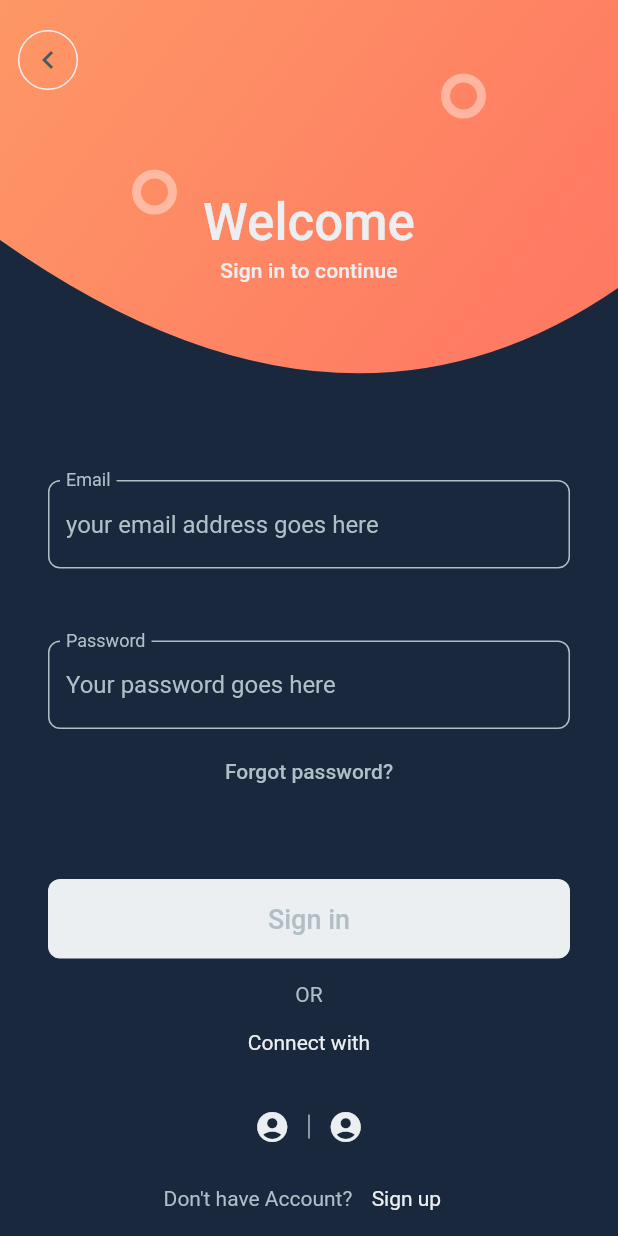
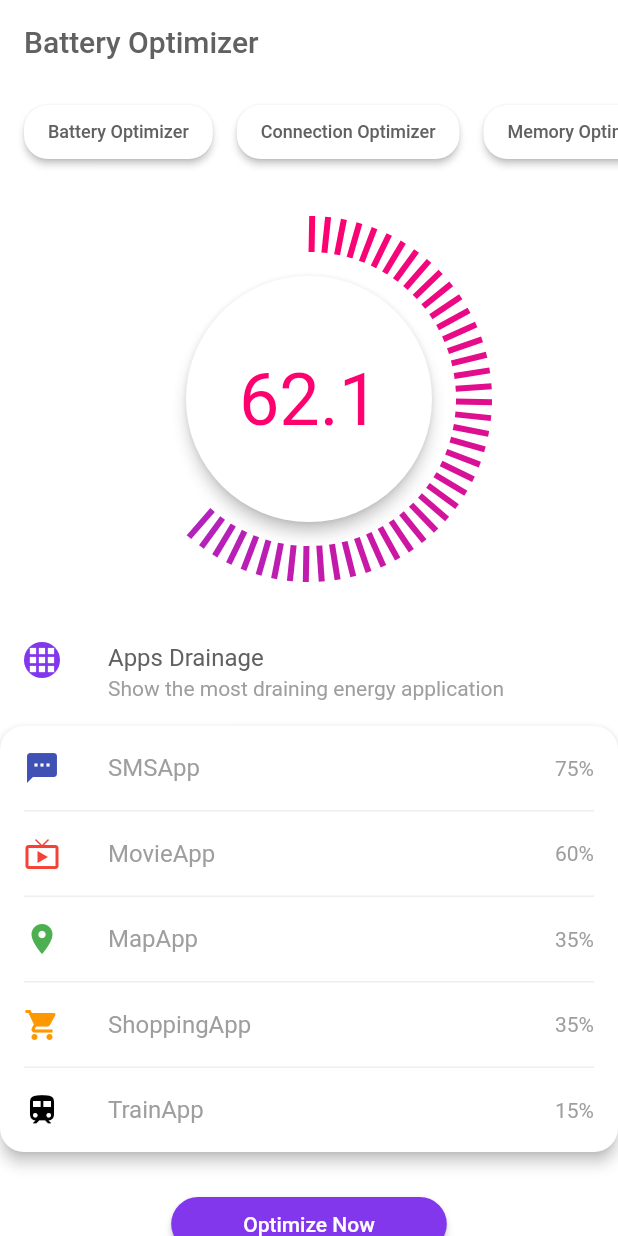
Before and after one commit to monmonmon/flutter-ui-designs, a Flutter app: the screen it shows after launch, on a phone screen of 412 x 824 dp. Run offline on Flutter 3.47's test engine with Material 2 defaults, Android fonts, the phone set to English and light mode, and no system bars.

Commit message:
battery optimizer

```diff
--- /dev/null
+++ b/lib/battery_optimizer/apps_drainage.dart
@@ -0,0 +1,107 @@
+import 'package:flutter/material.dart';
+import 'constants.dart';
+
+class _HorizontalBorder extends StatelessWidget {
+  @override
+  Widget build(BuildContext context) {
+    return Container(
+      height: 1,
+      margin: const EdgeInsets.symmetric(horizontal: 16),
+      color: Colors.grey[200],
+    );
+  }
+}
+
+class _AppColumn extends StatelessWidget {
+  final String name;
+  final Icon icon;
+  final String percentage;
+
+  const _AppColumn({
+    Key? key,
+    required this.name,
+    required this.icon,
+    required this.percentage,
+  }) : super(key: key);
+
+  @override
+  Widget build(BuildContext context) {
+    return ListTile(
+      leading: icon,
+      title: Text(
+        name,
+        style: const TextStyle(color: kColorText),
+      ),
+      trailing: Text(
+        percentage,
+        style: const TextStyle(color: kColorText),
+      ),
+    );
+  }
+}
+
+class AppsDrainage extends StatelessWidget {
+  const AppsDrainage({super.key});
+
+  @override
+  Widget build(BuildContext context) {
+    return Column(
+      children: [
+        ListTile(
+          leading: ClipOval(
+            child: Container(
+              color: kColorPurple,
+              child: const Icon(Icons.apps, color: Colors.white),
+            ),
+          ),
+          title: const Text(
+            'Apps Drainage',
+            style: TextStyle(color: kColorTitle),
+          ),
+          subtitle: const Text(
+            'Show the most draining energy application',
+            style: TextStyle(color: kColorText),
+          ),
+        ),
+        Material(
+          color: Colors.white,
+          elevation: kElevation,
+          borderRadius: BorderRadius.circular(16),
+          child: Column(
+            children: [
+              const _AppColumn(
+                icon: Icon(Icons.sms, color: Colors.indigo),
+                name: 'SMSApp',
+                percentage: '75%',
+              ),
+              _HorizontalBorder(),
+              const _AppColumn(
+                icon: Icon(Icons.live_tv, color: Colors.red),
+                name: 'MovieApp',
+                percentage: '60%',
+              ),
+              _HorizontalBorder(),
+              const _AppColumn(
+                icon: Icon(Icons.place, color: Colors.green),
+                name: 'MapApp',
+                percentage: '35%',
+              ),
+              _HorizontalBorder(),
+              const _AppColumn(
+                icon: Icon(Icons.local_grocery_store, color: Colors.orange),
+                name: 'ShoppingApp',
+                percentage: '35%',
+              ),
+              _HorizontalBorder(),
+              const _AppColumn(
+                icon: Icon(Icons.train, color: Colors.black),
+                name: 'TrainApp',
+                percentage: '15%',
+              ),
+            ],
+          ),
+        ),
+      ],
+    );
+  }
+}
--- /dev/null
+++ b/lib/battery_optimizer/constants.dart
@@ -0,0 +1,9 @@
+import 'package:flutter/material.dart';
+
+const kColorPurple = Color(0xFF8337EC);
+const kColorPink = Color(0xFFFF006F);
+const kColorIndicatorBegin = kColorPink;
+const kColorIndicatorEnd = kColorPurple;
+const kColorTitle = Color(0xFF616161);
+const kColorText = Color(0xFF9E9E9E);
+const kElevation = 4.0;
--- /dev/null
+++ b/lib/battery_optimizer/indicator.dart
@@ -0,0 +1,83 @@
+import 'package:flutter/material.dart';
+import 'dart:math';
+import 'constants.dart';
+
+class _IndicatorPainter extends CustomPainter {
+  _IndicatorPainter({
+    required this.percentage,
+    required this.innerCircleRadius,
+  });
+
+  final double percentage;
+  final double innerCircleRadius;
+
+  @override
+  void paint(Canvas canvas, Size size) {
+    var colorTween = ColorTween(
+      begin: kColorIndicatorBegin,
+      end: kColorIndicatorEnd,
+    );
+    const spaceLen = 16;
+    const lineLen = 24;
+    final offset0 = Offset(size.width * 0.5, size.height * 0.5);
+    for (int i = 1; i < 360 * percentage; i += 5) {
+      final per = i / 360.0;
+      final color = colorTween.lerp(per)!;
+      final paint = Paint()
+        ..color = color
+        ..style = PaintingStyle.stroke
+        ..strokeWidth = 4;
+      final angle = (2 * pi * per) - (pi / 2);
+      final offset1 = offset0.translate(
+        (innerCircleRadius + spaceLen) * cos(angle),
+        (innerCircleRadius + spaceLen) * sin(angle),
+      );
+      final offset2 = offset1.translate(
+        lineLen * cos(angle),
+        lineLen * sin(angle),
+      );
+      canvas.drawLine(offset1, offset2, paint);
+    }
+  }
+
+  @override
+  bool shouldRepaint(covariant CustomPainter oldDelegate) => false;
+}
+
+class Indicator extends StatelessWidget {
+  const Indicator({super.key});
+
+  @override
+  Widget build(BuildContext context) {
+    const innerCircleRadius = 82.0;
+    const percentage = 0.6212;
+    var percentageString = (percentage * 100).toStringAsFixed(1);
+    return CustomPaint(
+      painter: _IndicatorPainter(
+        percentage: percentage,
+        innerCircleRadius: innerCircleRadius,
+      ),
+      child: Container(
+        padding: const EdgeInsets.all(64),
+        child: Material(
+          color: Colors.white,
+          elevation: kElevation,
+          borderRadius: BorderRadius.circular(innerCircleRadius),
+          child: SizedBox(
+            width: innerCircleRadius * 2,
+            height: innerCircleRadius * 2,
+            child: Center(
+              child: Text(
+                percentageString,
+                style: const TextStyle(
+                  color: kColorPink,
+                  fontSize: 48,
+                ),
+              ),
+            ),
+          ),
+        ),
+      ),
+    );
+  }
+}
--- /dev/null
+++ b/lib/battery_optimizer/optimize_now.dart
@@ -0,0 +1,24 @@
+import 'package:flutter/material.dart';
+import 'constants.dart';
+
+class OptimizeNow extends StatelessWidget {
+  const OptimizeNow({super.key});
+
+  @override
+  Widget build(BuildContext context) {
+    return Container(
+      padding: const EdgeInsets.symmetric(vertical: 24),
+      child: ElevatedButton(
+        style: ElevatedButton.styleFrom(
+          backgroundColor: kColorPurple,
+          padding: const EdgeInsets.symmetric(horizontal: 48),
+          shape: RoundedRectangleBorder(
+            borderRadius: BorderRadius.circular(24),
+          ),
+        ),
+        onPressed: () {},
+        child: const Text('Optimize Now', style: TextStyle(color: Colors.white)),
+      ),
+    );
+  }
+}
--- /dev/null
+++ b/lib/battery_optimizer/optimizer_buttons.dart
@@ -0,0 +1,55 @@
+import 'package:flutter/material.dart';
+import 'constants.dart';
+
+class _OptimizerButton extends StatelessWidget {
+  const _OptimizerButton({
+    required this.text,
+  });
+
+  final String text;
+
+  @override
+  Widget build(BuildContext context) {
+    return ElevatedButton(
+      style: ElevatedButton.styleFrom(
+        backgroundColor: Colors.white,
+        padding: const EdgeInsets.symmetric(horizontal: 16),
+        shape: RoundedRectangleBorder(
+          borderRadius: BorderRadius.circular(16),
+        ),
+      ),
+      onPressed: () {},
+      child: Text(
+        text,
+        style: const TextStyle(color: kColorTitle, fontSize: 12),
+      ),
+    );
+  }
+}
+
+class OptimizerButotns extends StatelessWidget {
+  const OptimizerButotns({super.key});
+
+  @override
+  Widget build(BuildContext context) {
+    return SingleChildScrollView(
+      scrollDirection: Axis.horizontal,
+      child: Padding(
+        padding: const EdgeInsets.symmetric(vertical: 8),
+        child: Row(
+          children: const [
+            SizedBox(width: 16),
+            _OptimizerButton(text: 'Battery Optimizer'),
+            SizedBox(width: 16),
+            _OptimizerButton(text: 'Connection Optimizer'),
+            SizedBox(width: 16),
+            _OptimizerButton(text: 'Memory Optimizer'),
+            SizedBox(width: 16),
+            _OptimizerButton(text: 'Storage Optimizer'),
+            SizedBox(width: 16),
+          ],
+        ),
+      ),
+    );
+  }
+}
--- /dev/null
+++ b/lib/battery_optimizer/page.dart
@@ -0,0 +1,51 @@
+import 'package:flutter/material.dart';
+import 'constants.dart';
+import 'optimizer_buttons.dart';
+import 'indicator.dart';
+import 'apps_drainage.dart';
+import 'optimize_now.dart';
+
+class MyApp extends StatelessWidget {
+  const MyApp({super.key});
+  @override
+  Widget build(BuildContext context) {
+    return MaterialApp(
+      debugShowCheckedModeBanner: false,
+      title: 'Battery Optimizer',
+      theme: ThemeData.light().copyWith(
+        primaryColor: Colors.white,
+        primaryTextTheme: const TextTheme(
+          headline6: TextStyle(color: kColorTitle),
+        ),
+        backgroundColor: Colors.white,
+      ),
+      home: _BatteryOptimizeerPage(),
+    );
+  }
+}
+
+class _BatteryOptimizeerPage extends StatelessWidget {
+  @override
+  Widget build(BuildContext context) {
+    return Scaffold(
+      backgroundColor: Theme.of(context).backgroundColor,
+      appBar: AppBar(
+        title: const Text('Battery Optimizer'),
+        centerTitle: false,
+        elevation: 0,
+        backgroundColor: Colors.white,
+        foregroundColor: kColorTitle,
+      ),
+      body: SafeArea(
+        child: Column(
+          children: const [
+            OptimizerButotns(),
+            Indicator(),
+            AppsDrainage(),
+            OptimizeNow(),
+          ],
+        ),
+      ),
+    );
+  }
+}
--- a/lib/main.dart
+++ b/lib/main.dart
@@ -1,6 +1,7 @@
 import 'package:flutter/material.dart';
 // import 'admin_mobile/admin_mobile.dart';
-import 'signin_signup/signin_signup.dart';
+// import 'signin_signup/signin_signup.dart';
+import 'battery_optimizer/page.dart';
 
 void main() {
   runApp(const MyApp());
```
